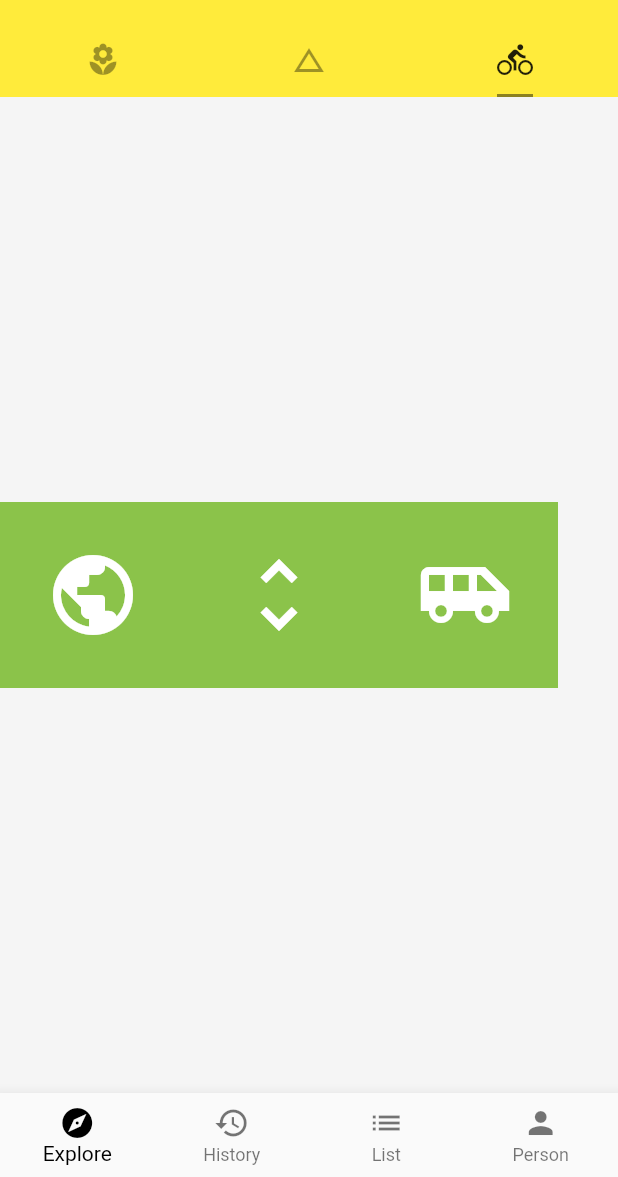
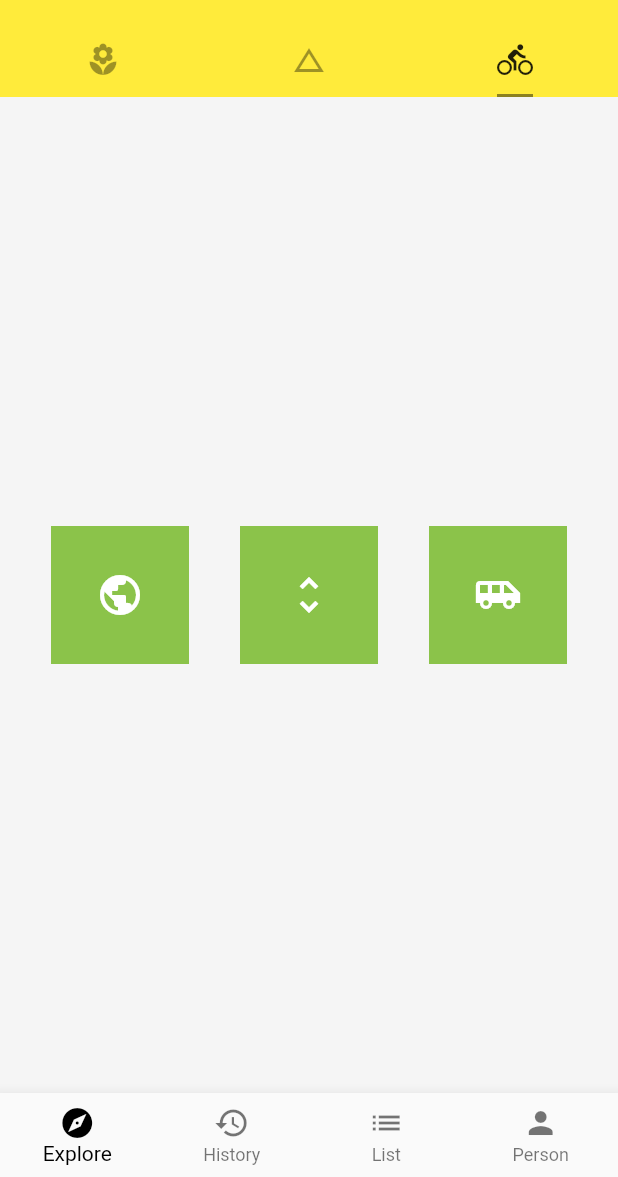
Before and after one commit to sperains/rains_flutter, a Flutter app: the screen it shows after launch, tab 3 chosen, on a phone screen of 412 x 824 dp, the part 59-1236 px from its top. Run offline on Flutter 3.47's test engine with Material 2 defaults, Android fonts, the phone set to English and light mode, and no system bars; network calls fail.

Commit message:
row/column 主轴对其方式, mainAxisAlignment

```diff
--- a/lib/demo/layout_demo.dart
+++ b/lib/demo/layout_demo.dart
@@ -7,10 +7,11 @@ class LayoutDemo extends StatelessWidget {
   Widget build(BuildContext context) {
     return Container(
       child: Row(
+        mainAxisAlignment: MainAxisAlignment.spaceEvenly,
         children: <Widget>[
-          IconBadge(Icons.public, size: 64,),
-          IconBadge(Icons.unfold_more, size: 64,),
-          IconBadge(Icons.airport_shuttle, size: 64,),
+          IconBadge(Icons.public,),
+          IconBadge(Icons.unfold_more,),
+          IconBadge(Icons.airport_shuttle,),
         ],
       ),
     );
```
